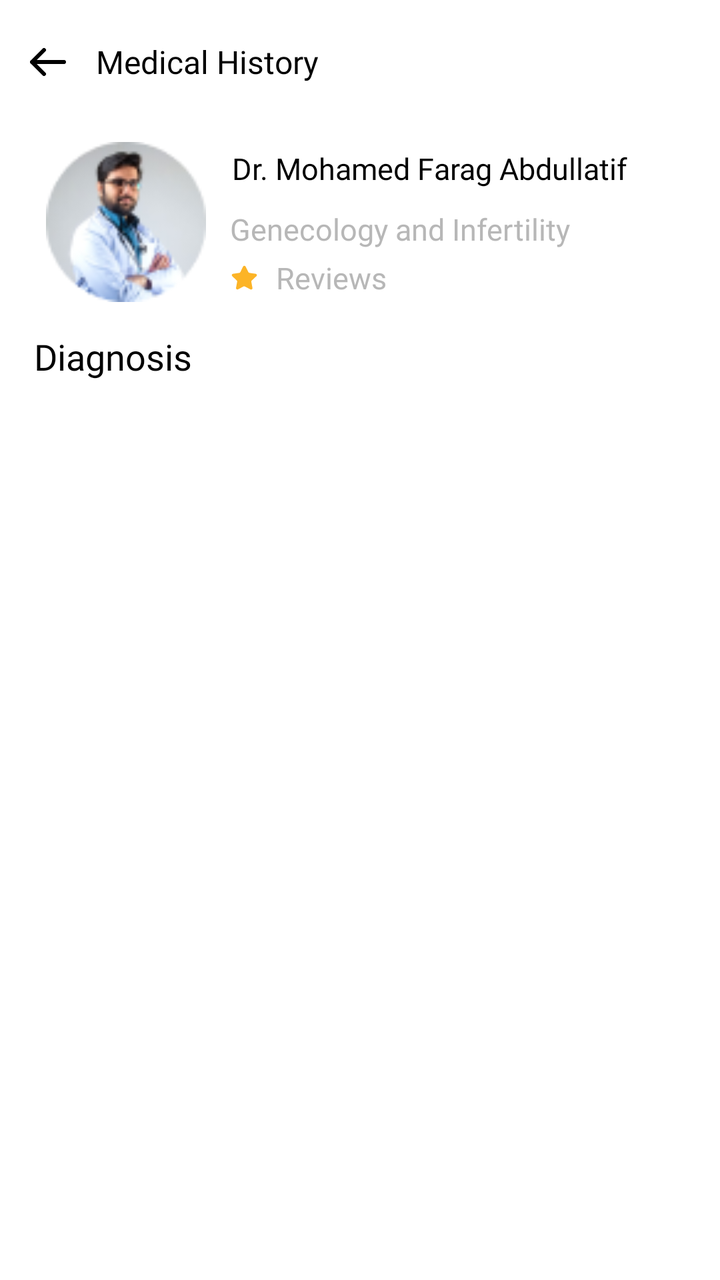
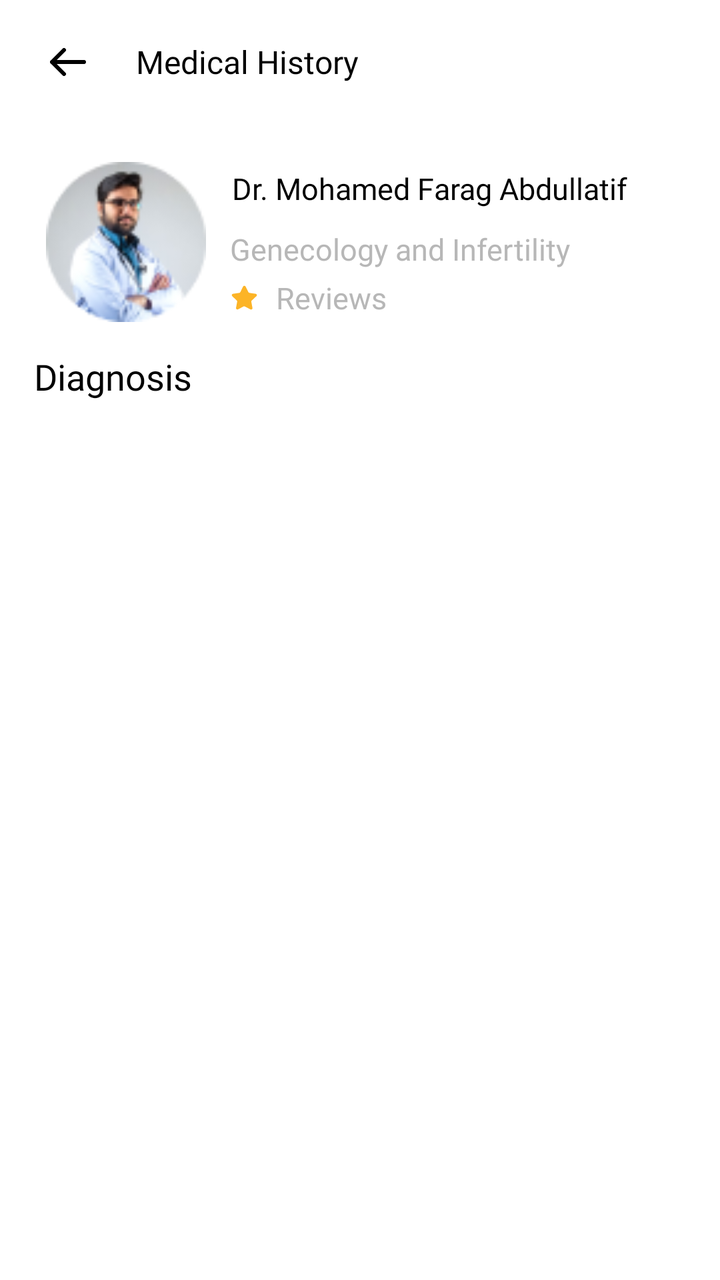

Screens rendered from an Android XML layout before and after an edit, with the pre-edit source and the edit as a unified diff.
<!-- AndroidManifest.xml: application theme Theme.NewDesign -->
<!-- res/layout/medical_historyfragment.xml -->
<?xml version="1.0" encoding="utf-8"?>
<androidx.constraintlayout.widget.ConstraintLayout xmlns:android="http://schemas.android.com/apk/res/android"
    xmlns:tools="http://schemas.android.com/tools"
    android:layout_width="match_parent"
    android:layout_height="match_parent"
    xmlns:app="http://schemas.android.com/apk/res-auto"
    tools:context=".fragment.medicalhistory.MedicalHistoryFragment">

    <com.google.android.material.imageview.ShapeableImageView
        android:id="@+id/iv_arrow"
        android:layout_width="wrap_content"
        android:layout_height="wrap_content"
        android:layout_marginStart="15dp"
        android:adjustViewBounds="true"
        android:src="@drawable/ic_arrowleft"
        app:layout_constraintBottom_toBottomOf="@+id/tv_name"
        app:layout_constraintStart_toStartOf="parent"
        app:layout_constraintTop_toTopOf="@+id/tv_name" />

    <androidx.appcompat.widget.AppCompatTextView
        android:id="@+id/tv_name"
        android:layout_width="wrap_content"
        android:layout_height="wrap_content"
        android:layout_marginStart="15dp"
        android:layout_marginTop="20dp"
        android:fontFamily="@font/avenirltstd_black"
        android:text="@string/medical_history"
        android:textColor="@color/black"
        android:textSize="16sp"
        app:layout_constraintStart_toEndOf="@+id/iv_arrow"
        app:layout_constraintTop_toTopOf="parent" />

    <androidx.constraintlayout.widget.ConstraintLayout
        android:id="@+id/layout_doctorsDetail"
        android:layout_width="match_parent"
        android:layout_height="wrap_content"
        android:layout_marginTop="25dp"
        android:layout_marginStart="15dp"
        android:layout_marginEnd="15dp"
        android:padding="8dp"
        android:background="@drawable/bg_edittext"
        app:layout_constraintEnd_toEndOf="parent"
        app:layout_constraintStart_toStartOf="parent"
        app:layout_constraintTop_toBottomOf="@+id/iv_arrow">

        <com.google.android.material.imageview.ShapeableImageView
            android:id="@+id/iv_doctorProfile"
            android:layout_width="80dp"
            android:layout_height="80dp"
            android:src="@drawable/ic_docspecialization"
            app:layout_constraintStart_toStartOf="parent"
            app:layout_constraintTop_toTopOf="parent" />

        <androidx.appcompat.widget.AppCompatTextView
            android:id="@+id/tv_doctorName"
            android:layout_width="wrap_content"
            android:layout_height="wrap_content"
            android:layout_marginStart="10dp"
            android:fontFamily="@font/avenirltstd_roman"
            android:gravity="start"
            android:padding="3dp"
            android:text="Dr. Mohamed Farag Abdullatif"
            android:textColor="@color/black"
            android:textSize="15sp"
            app:layout_constraintStart_toEndOf="@+id/iv_doctorProfile"
            app:layout_constraintTop_toTopOf="@+id/iv_doctorProfile" />

        <androidx.appcompat.widget.AppCompatTextView
            android:id="@+id/tv_Specialization"
            android:layout_width="0dp"
            android:layout_height="wrap_content"
            android:layout_marginStart="10dp"
            android:layout_marginTop="5dp"
            android:fontFamily="@font/avenirltstd_roman"
            android:gravity="start"
            android:padding="2dp"
            android:text="Genecology and Infertility"
            android:textColor="@color/gray"
            android:textSize="15sp"
            app:layout_constraintStart_toEndOf="@+id/iv_doctorProfile"
            app:layout_constraintTop_toBottomOf="@+id/tv_doctorName" />

        <com.google.android.material.imageview.ShapeableImageView
            android:id="@+id/iv_star"
            android:layout_width="18dp"
            android:layout_height="15dp"
            android:layout_marginStart="10dp"
            android:adjustViewBounds="true"
            android:src="@drawable/ic_star"
            app:layout_constraintBottom_toBottomOf="parent"
            app:layout_constraintStart_toEndOf="@+id/iv_doctorProfile"
            app:layout_constraintTop_toBottomOf="@+id/tv_Specialization" />

        <androidx.appcompat.widget.AppCompatTextView
            android:id="@+id/tv_Reviews"
            android:layout_width="0dp"
            android:layout_height="wrap_content"
            android:layout_marginStart="5dp"
            android:fontFamily="@font/avenirltstd_roman"
            android:gravity="start"
            android:padding="2dp"
            android:text="@string/reviews"
            android:textColor="@color/gray"
            android:textSize="15sp"
            app:layout_constraintStart_toEndOf="@+id/iv_star"
            app:layout_constraintTop_toBottomOf="@+id/tv_Specialization" />

    </androidx.constraintlayout.widget.ConstraintLayout>

    <androidx.appcompat.widget.AppCompatTextView
        android:id="@+id/tv_Diagnosis"
        android:layout_width="0dp"
        android:layout_height="wrap_content"
        android:layout_marginStart="15dp"
        android:fontFamily="@font/avenirltstd_roman"
        android:gravity="start"
        android:layout_marginTop="5dp"
        android:padding="2dp"
        android:text="@string/diagnosis"
        android:textColor="@color/black"
        android:textSize="18sp"
        app:layout_constraintStart_toStartOf="parent"
        app:layout_constraintTop_toBottomOf="@+id/layout_doctorsDetail" />

    <androidx.appcompat.widget.AppCompatTextView
        android:id="@+id/Diagnosis"
        android:layout_width="match_parent"
        android:layout_height="wrap_content"
        android:layout_marginStart="15dp"
        android:layout_marginEnd="15dp"
        android:fontFamily="@font/avenirltstd_roman"
        android:gravity="start"
        android:layout_marginTop="5dp"
        android:padding="2dp"
        android:textColor="@color/gray"
        android:textSize="14sp"
        app:layout_constraintStart_toStartOf="parent"
        app:layout_constraintTop_toBottomOf="@+id/tv_Diagnosis" />


</androidx.constraintlayout.widget.ConstraintLayout>
<!-- resources referenced by this layout -->
<resources>
  <color name="black">#FF000000</color>
  <color name="gray">#B7B7B7</color>
  <!-- drawable bg_edittext (drawable) -->
  <?xml version="1.0" encoding="utf-8"?>
  <shape xmlns:android="http://schemas.android.com/apk/res/android"
      android:shape="rectangle"
      >
  
      <solid android:color="@color/white"/>
      <corners android:radius="10dp"/>
  </shape>
  <!-- drawable ic_arrowleft (drawable) -->
  <vector android:autoMirrored="true" android:height="14dp"
      android:viewportHeight="14" android:viewportWidth="18"
      android:width="18dp" xmlns:android="http://schemas.android.com/apk/res/android">
      <path android:fillColor="#00000000"
          android:pathData="M17,7H1M1,7L7,13M1,7L7,1"
          android:strokeColor="#000000" android:strokeLineCap="round"
          android:strokeLineJoin="round" android:strokeWidth="2"/>
  </vector>
  <!-- drawable ic_docspecialization: png bitmap (drawable, 7701 bytes) -->
  <!-- drawable ic_star (drawable) -->
  <vector xmlns:android="http://schemas.android.com/apk/res/android"
      android:width="13dp"
      android:height="13dp"
      android:viewportWidth="13"
      android:viewportHeight="13">
    <path
        android:pathData="M9.706,7.757C9.565,7.893 9.501,8.089 9.533,8.282L10.014,10.947C10.055,11.173 9.96,11.402 9.771,11.532C9.585,11.668 9.339,11.684 9.137,11.575L6.738,10.324C6.655,10.28 6.562,10.256 6.467,10.253H6.32C6.269,10.261 6.22,10.277 6.174,10.302L3.774,11.559C3.656,11.619 3.522,11.64 3.39,11.619C3.069,11.558 2.855,11.253 2.908,10.93L3.39,8.265C3.422,8.071 3.357,7.873 3.217,7.735L1.261,5.839C1.098,5.681 1.041,5.442 1.115,5.227C1.188,5.013 1.373,4.856 1.597,4.821L4.289,4.43C4.494,4.409 4.674,4.285 4.766,4.101L5.952,1.668C5.98,1.614 6.016,1.564 6.06,1.522L6.109,1.484C6.135,1.456 6.164,1.433 6.196,1.414L6.255,1.392L6.347,1.354H6.575C6.779,1.375 6.958,1.497 7.052,1.679L8.254,4.101C8.341,4.278 8.509,4.401 8.704,4.43L11.396,4.821C11.623,4.853 11.813,5.01 11.889,5.227C11.96,5.444 11.898,5.683 11.732,5.839L9.706,7.757Z"
        android:fillColor="#FCB427"/>
  </vector>
  <string name="diagnosis">Diagnosis</string>
  <string name="medical_history">Medical History</string>
  <string name="reviews">Reviews</string>
  <style name="Theme.NewDesign" parent="Theme.MaterialComponents.Light.NoActionBar">
          
          <item name="colorPrimary">@color/purple_500</item>
          <item name="colorPrimaryVariant">@color/purple_700</item>
          <item name="colorOnPrimary">@color/white</item>
          
          <item name="colorSecondary">#0639BA</item>
          <item name="colorSecondaryVariant">@color/teal_700</item>
          <item name="colorOnSecondary">@color/black</item>
          
          <item name="android:statusBarColor">?attr/colorPrimaryVariant</item>
          
      </style>
  <color name="white">#FFFFFFFF</color>
  <color name="purple_500">#FF6200EE</color>
  <color name="purple_700">#FF3700B3</color>
  <color name="teal_700">#FF018786</color>
</resources>

<!-- the commit's change to res/layout/medical_historyfragment.xml (unified diff, before → after) -->
@@ -12,6 +12,7 @@
         android:layout_height="wrap_content"
         android:layout_marginStart="15dp"
         android:adjustViewBounds="true"
+        android:padding="10dp"
         android:src="@drawable/ic_arrowleft"
         app:layout_constraintBottom_toBottomOf="@+id/tv_name"
         app:layout_constraintStart_toStartOf="parent"
